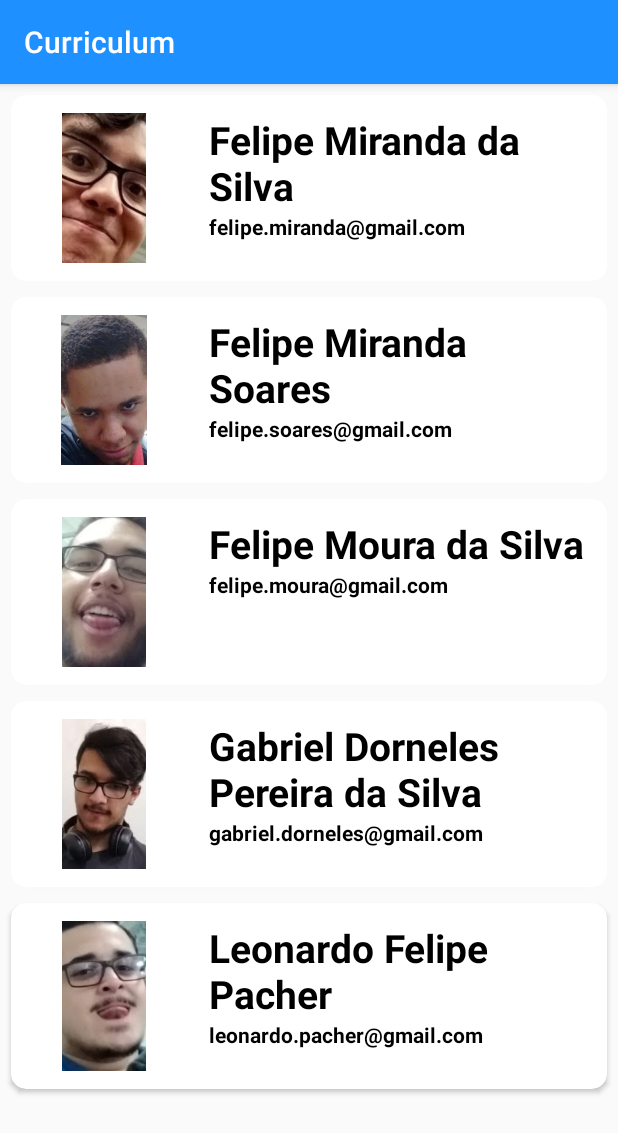
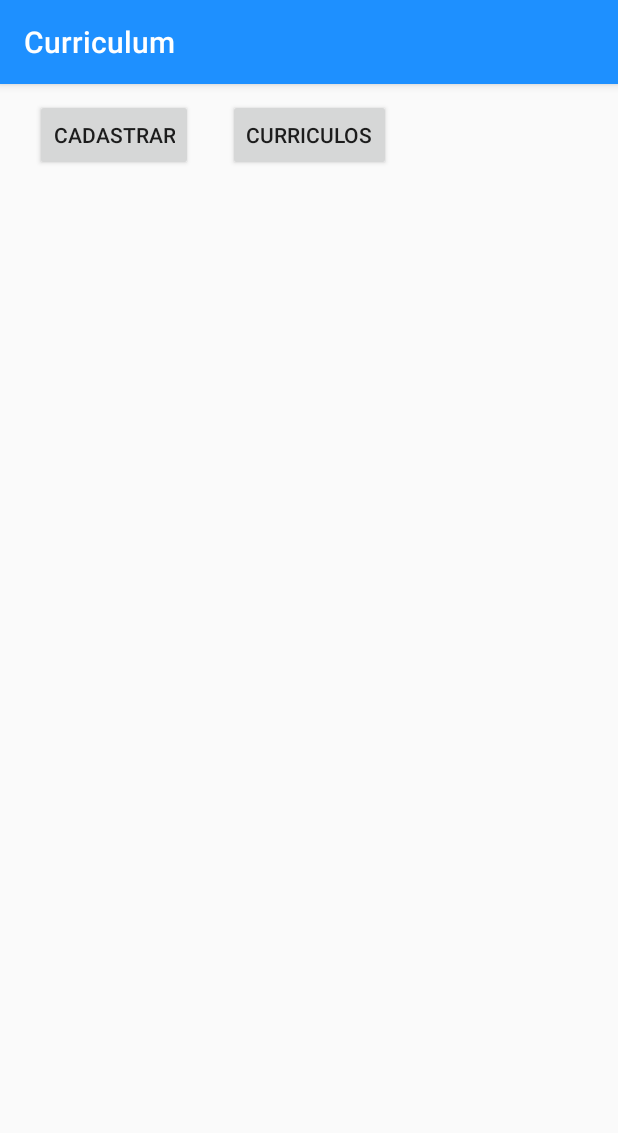
Before and after one commit to mirandox/app-project-curriculum, an Android app: the screen it shows after launch (MainActivity before the commit, HomeActivity after it), on a phone screen of 412 x 824 dp. Shown: the top 1133 px of the screen. Run offline under Robolectric (Android 15) with nearby library versions, the phone set to English and light mode, and no system bars.

Commit message:
adicionado telas de home e cadastro

```diff
--- a/app/src/main/java/com/mirandox/curriculum/MainActivity.java
+++ b/app/src/main/java/com/mirandox/curriculum/activities/CardsActivity.java
@@ -1,4 +1,4 @@
-package com.mirandox.curriculum;
+package com.mirandox.curriculum.activities;
 
 import android.os.Bundle;
 
@@ -6,10 +6,11 @@ import androidx.appcompat.app.AppCompatActivity;
 import androidx.recyclerview.widget.LinearLayoutManager;
 import androidx.recyclerview.widget.RecyclerView;
 
+import com.mirandox.curriculum.R;
 import com.mirandox.curriculum.adapters.CustomAdapter;
 import com.mirandox.curriculum.domain.Pessoa;
 
-public class MainActivity extends AppCompatActivity {
+public class CardsActivity extends AppCompatActivity {
 
     Pessoa pessoa1 = new Pessoa("Felipe Miranda da Silva", "22", "felipe.miranda@gmail.com", "(11) 97713-7435",
             "Ciência da Computação", "Desenvolvedor Back-end Jr", "Formação Java e Python");
@@ -45,11 +46,11 @@ public class MainActivity extends AppCompatActivity {
     @Override
     protected void onCreate(Bundle savedInstanceState) {
         super.onCreate(savedInstanceState);
-        setContentView(R.layout.activity_main);
+        setContentView(R.layout.activity_cards);
 
         RecyclerView rv = findViewById(R.id.rv);
 
-        CustomAdapter ad = new CustomAdapter(MainActivity.this, drawableArray, nomeArray,
+        CustomAdapter ad = new CustomAdapter(CardsActivity.this, drawableArray, nomeArray,
                 emailArray, idadeArray, telefoneArray, formacaoArray, expProfissionalArray, qualiComplementaresArray);
         rv.setAdapter(ad);
         rv.setLayoutManager(new LinearLayoutManager(this));
--- /dev/null
+++ b/app/src/main/java/com/mirandox/curriculum/activities/HomeActivity.java
@@ -0,0 +1,28 @@
+package com.mirandox.curriculum.activities;
+
+import android.content.Intent;
+import android.os.Bundle;
+import android.view.View;
+
+import androidx.appcompat.app.AppCompatActivity;
+
+import com.mirandox.curriculum.R;
+
+public class HomeActivity extends AppCompatActivity {
+
+    @Override
+    protected void onCreate(Bundle savedInstanceState) {
+        super.onCreate(savedInstanceState);
+        setContentView(R.layout.activity_home);
+    }
+
+    public void CardButton(View view) {
+        Intent intent = new Intent(this, CardsActivity.class);
+        startActivity(intent);
+    }
+
+    public void Cadastrar(View view) {
+        Intent intent = new Intent(this, CadastroActivity.class);
+        startActivity(intent);
+    }
+}
--- a/app/src/main/java/com/mirandox/curriculum/activities/SplashScreenActivity.java
+++ b/app/src/main/java/com/mirandox/curriculum/activities/SplashScreenActivity.java
@@ -6,7 +6,6 @@ import android.os.Handler;
 
 import androidx.appcompat.app.AppCompatActivity;
 
-import com.mirandox.curriculum.MainActivity;
 import com.mirandox.curriculum.R;
 
 public class SplashScreenActivity extends AppCompatActivity {
@@ -26,7 +25,7 @@ public class SplashScreenActivity extends AppCompatActivity {
     }
 
     private void mainView() {
-        Intent intent = new Intent(SplashScreenActivity.this, MainActivity.class);
+        Intent intent = new Intent(SplashScreenActivity.this, HomeActivity.class);
         startActivity(intent);
         finish();
     }
--- a/app/src/main/res/layout/activity_main.xml
+++ b/app/src/main/res/layout/activity_cards.xml
@@ -1,8 +1,6 @@
 <?xml version="1.0" encoding="utf-8"?>
 <RelativeLayout
     xmlns:android="http://schemas.android.com/apk/res/android"
-    xmlns:app="http://schemas.android.com/apk/res-auto"
-    xmlns:tools="http://schemas.android.com/tools"
     android:layout_width="match_parent"
     android:layout_height="match_parent">
 
--- /dev/null
+++ b/app/src/main/res/layout/activity_home.xml
@@ -0,0 +1,37 @@
+<?xml version="1.0" encoding="utf-8"?>
+<androidx.constraintlayout.widget.ConstraintLayout
+    xmlns:android="http://schemas.android.com/apk/res/android"
+    xmlns:app="http://schemas.android.com/apk/res-auto"
+    xmlns:tools="http://schemas.android.com/tools"
+    android:layout_width="match_parent"
+    android:layout_height="wrap_content"
+    tools:context=".activities.HomeActivity"
+    android:orientation="vertical">
+
+    <Button
+        android:id="@+id/btnCurriculo"
+        android:layout_width="wrap_content"
+        android:layout_height="wrap_content"
+        android:layout_marginStart="10dp"
+        android:layout_marginTop="10dp"
+        android:layout_marginEnd="10dp"
+        android:onClick="CardButton"
+        android:text="Curriculos"
+        app:layout_constraintEnd_toEndOf="parent"
+        app:layout_constraintStart_toStartOf="parent"
+        app:layout_constraintTop_toTopOf="parent" />
+
+    <Button
+        android:id="@+id/btnCadastrar"
+        android:layout_width="wrap_content"
+        android:layout_height="wrap_content"
+        android:layout_marginStart="10dp"
+        android:layout_marginTop="10dp"
+        android:layout_marginEnd="10dp"
+        android:onClick="Cadastrar"
+        android:text="Cadastrar"
+        app:layout_constraintEnd_toStartOf="@+id/btnCurriculo"
+        app:layout_constraintStart_toStartOf="parent"
+        app:layout_constraintTop_toTopOf="parent" />
+
+</androidx.constraintlayout.widget.ConstraintLayout>
```
Also changed, not shown: app/src/main/AndroidManifest.xml (+9 -4 lines), app/src/main/java/com/mirandox/curriculum/activities/CadastroActivity.java (added, +60 -0 lines), app/src/main/res/layout/activity_cadastro.xml (added, +240 -0 lines).
